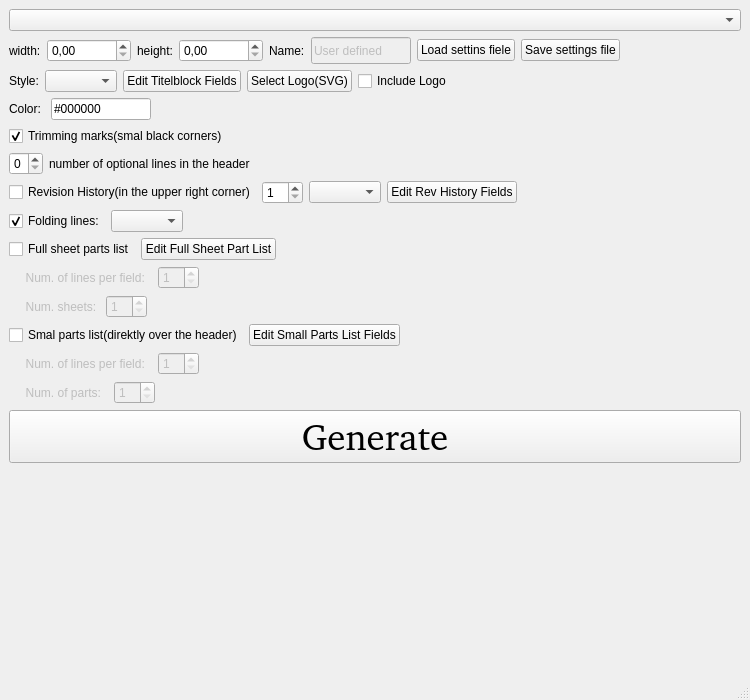
tobiasfalk/KiCAD-FreeCAD-TechDraw-Template-Generator, file mainwindow.ui: the form before one commit.
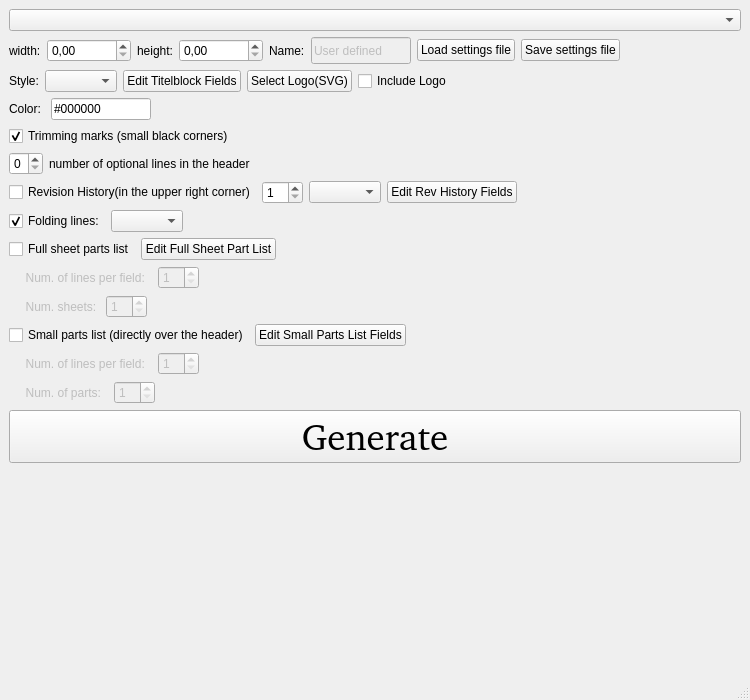
The form after the commit.

What changed in the file:
```diff
--- a/mainwindow.ui
+++ b/mainwindow.ui
@@ -113,7 +113,7 @@
       <item>
        <widget class="QPushButton" name="loadFielsPushButton">
         <property name="text">
-         <string>Load settins fiele</string>
+         <string>Load settings file</string>
         </property>
        </widget>
       </item>
@@ -235,7 +235,7 @@
       <item>
        <widget class="QCheckBox" name="trimmingMarksCheckBox">
         <property name="text">
-         <string>Trimming marks(smal black corners)</string>
+         <string>Trimming marks (small black corners)</string>
         </property>
         <property name="checked">
          <bool>true</bool>
@@ -462,7 +462,7 @@
       <item>
        <widget class="QCheckBox" name="SmallPartsListCheckBox">
         <property name="text">
-         <string>Smal parts list(direktly over the header)</string>
+         <string>Small parts list (directly over the header)</string>
         </property>
        </widget>
       </item>
```
